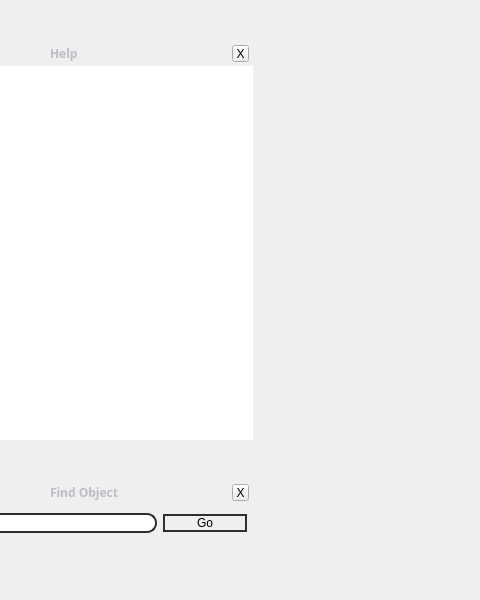
Old version of the form src/gui/mainGui.ui in the repository 519984307/stellarium_src; both pictures show x 108 to 588 and y 0 to 600 of the 800 by 600 pixel window.
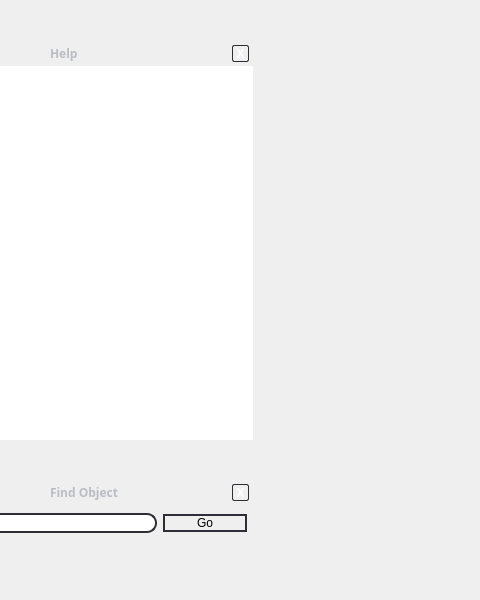
New version of the form. Icons and pictures are not drawn. Custom widgets are drawn as their Qt base class.

Commit message: Improved style sheet.

```diff
--- a/src/gui/mainGui.ui
+++ b/src/gui/mainGui.ui
@@ -62,7 +62,49 @@
 QPushButton:pressed {
  background-color: qlineargradient(x1: 0, y1: 0, x2: 0, y2: 1,
    stop: 0 #babbde, stop: 1 #d6d7fa);
-}</string>
+}
+
+QScrollBar:vertical {
+ border: 1px solid #2e2e36;
+ background: #4a4b50;
+ width: 15px;
+         margin: 22px 0px 22px 0px;
+     }
+
+     QScrollBar::handle:vertical {
+border: 2px solid #4a4b50;
+         background: qlineargradient(x1: 0, y1: 0, x2: 1, y2: 0,
+   stop: 0 #f6f7fa, stop: 1 #dadbde);
+		border-radius: 4px;
+         min-height: 20px;
+     }
+     QScrollBar::add-line:vertical {
+         border: 3px solid #2e2e36;
+         background: #36375c;
+         height: 20px;
+         border-radius: 5px;
+         subcontrol-position: bottom;
+         subcontrol-origin: margin;
+     }
+
+     QScrollBar::sub-line:vertical {
+         border: 3px solid #2e2e36;
+         background: #36375c;
+         height: 20px;
+         border-radius: 5px;
+         subcontrol-position: top;
+         subcontrol-origin: margin;
+     }
+QScrollBar:left-arrow:vertical, QScrollBar::right-arrow:vertical {
+         border: 2px solid grey;
+         width: 3px;
+         height: 3px;
+         background: white;
+     }
+
+     QScrollBar::add-page:vertical, QScrollBar::sub-page:vertical {
+         background: none;
+     }</string>
   </property>
   <widget class="DialogFrame" name="HelpDialog" >
    <property name="geometry" >
@@ -237,6 +279,19 @@
            <height>17</height>
           </size>
          </property>
+         <property name="styleSheet" >
+          <string>QToolButton {
+color: white;
+font-weight: bold;
+background: None;
+border: 1px solid #2e2e36;
+  border-radius: 2px;
+}
+
+QToolButton:pressed {
+color: darkgray;
+}</string>
+         </property>
          <property name="text" >
           <string>X</string>
          </property>
@@ -506,6 +561,19 @@
            <height>17</height>
           </size>
          </property>
+         <property name="styleSheet" >
+          <string>QToolButton {
+color: white;
+font-weight: bold;
+background: None;
+border: 1px solid #2e2e36;
+  border-radius: 2px;
+}
+
+QToolButton:pressed {
+color: darkgray;
+}</string>
+         </property>
          <property name="text" >
           <string>X</string>
          </property>
```
Left out of the diff: 3 changed lines with no effect on the pictures.
